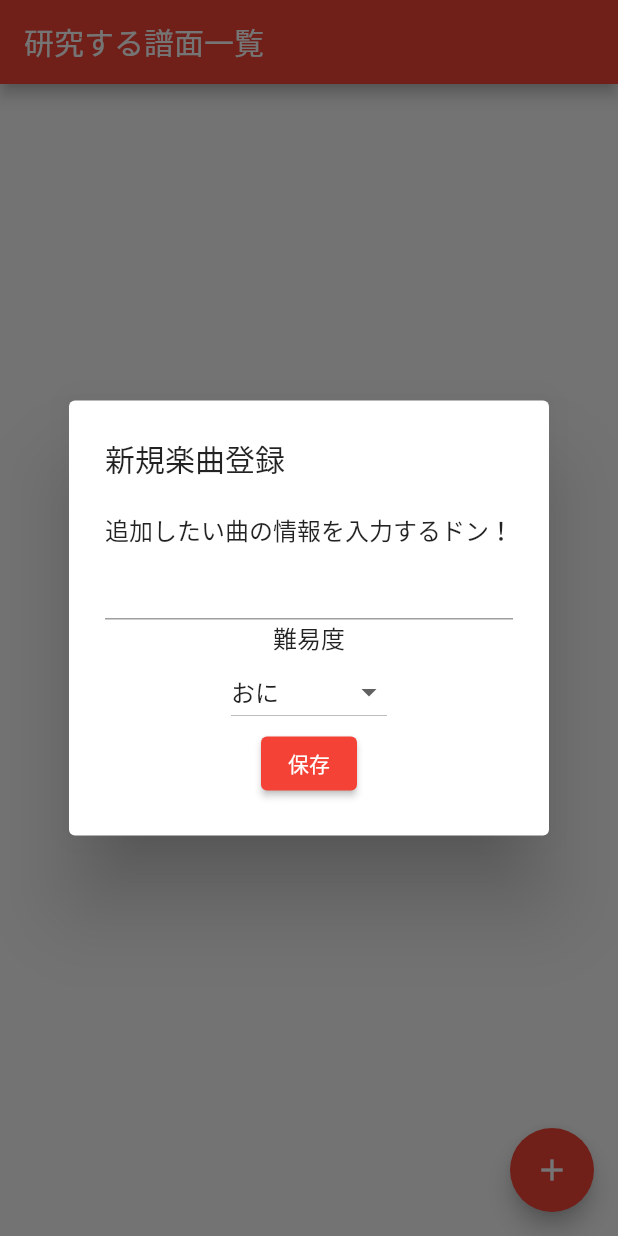
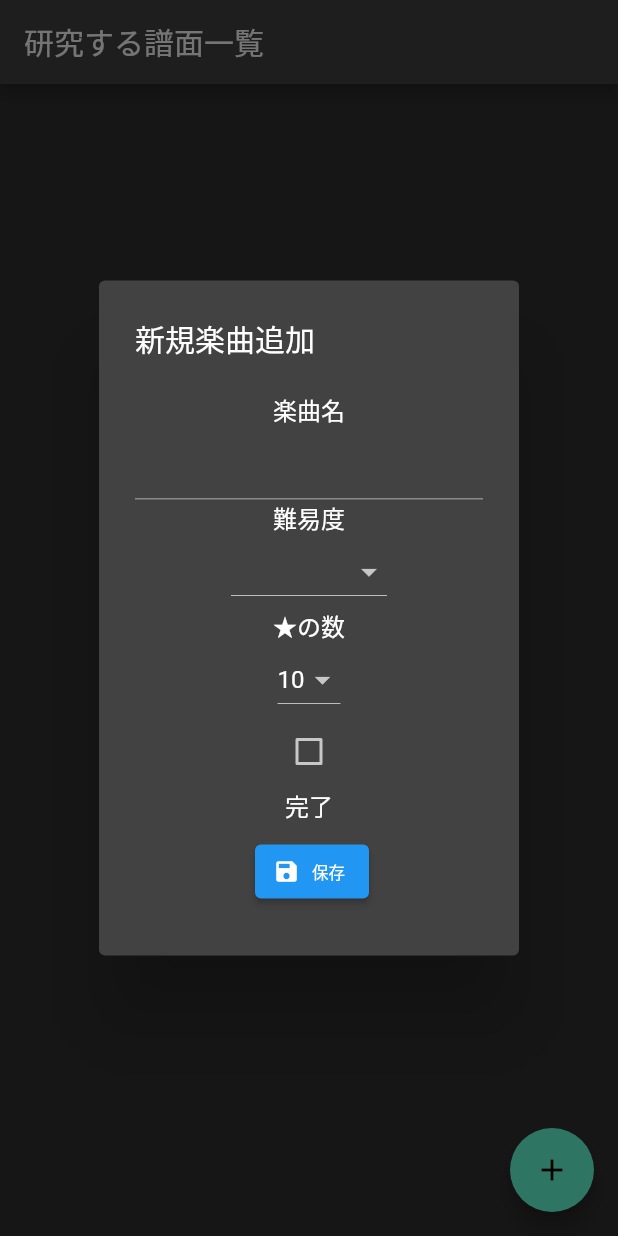
Before and after one commit to sasaki404/taiko_memo_flutter, a Flutter app: the screen it shows after launch, after a tap on the "add" icon, on a phone screen of 412 x 824 dp. Run offline on Flutter 3.47's test engine with Material 2 defaults, Android fonts, the phone set to English and light mode, and no system bars; our stand-ins replace sqflite; accounts and stored records are empty.

Commit message:
良の数を追加など

```diff
--- a/lib/db/memo.dart
+++ b/lib/db/memo.dart
@@ -3,6 +3,7 @@ import 'dart:async';
 import 'package:path/path.dart';
 import 'database_manager.dart';
 
+// entity
 class Memo {
   int? id;
   int musicId; // 外部キーmusic(id)
@@ -13,9 +14,16 @@ class Memo {
   int? maxCom; // 最大コンボ数
   int? rendaNum; // 連打数
 
-  // コンストラクタ
-  Memo({required this.id, required this.musicId, required this.text, this.ryoNum,
-        this.kaNum, this.fukaNum, this.maxCom, this.rendaNum});
+  // 名前付きコンストラクタ
+  Memo(
+      {required this.id,
+      required this.musicId,
+      required this.text,
+      this.ryoNum,
+      this.kaNum,
+      this.fukaNum,
+      this.maxCom,
+      this.rendaNum});
 
   // Map型のオブジェクトへ変換
   Map<String, Object?> toMap() {
@@ -50,7 +58,8 @@ class Memo {
   static Future<List<Memo>> getMemos(int musicId) async {
     final Database db = await DatabaseManager.getDatabase();
     final List<Map<String, dynamic>> maps = await db.query('memo',
-        columns: ["id", "musicId", "text"],
+        // カラム追加時はここもいじらんとあかん
+        columns: ["id", "musicId", "text", "ryoNum"],
         where: 'musicId = ?',
         whereArgs: [musicId]);
     return List.generate(maps.length, (i) {
@@ -62,8 +71,7 @@ class Memo {
           kaNum: maps[i]['kaNum'],
           fukaNum: maps[i]['fukaNum'],
           maxCom: maps[i]['maxCom'],
-        rendaNum: maps[i]['rendaNum']
-      );
+          rendaNum: maps[i]['rendaNum']);
     });
   }
 
--- a/lib/home_page.dart
+++ b/lib/home_page.dart
@@ -18,8 +18,19 @@ class _HomePageState extends State<HomePage> {
   String? _kind = "おに";
   var _selectedvalue;
 
+  void insertMusic(Music m) async {
+    Music _music = m;
+    await Music.insertMusic(_music);
+    final List<Music> musics = await Music.getMusics();
+    setState(() {
+      _musicList = musics;
+      _selectedvalue = null;
+    });
+    myController.clear();
+  }
+
   void updateMusic(Music m) async {
-    Music newMusic = Music(name: m.name, id: m.id, isFinished: m.isFinished);
+    Music newMusic = m;
     await Music.updateMusic(newMusic);
     final List<Music> musics = await Music.getMusics();
     setState(() {
@@ -70,11 +81,13 @@ class _HomePageState extends State<HomePage> {
                 return Card(
                   child: ListTile(
                     leading: Checkbox(
-                        value: _flag,
+                        value: _musicList[index].isFinished,
                         onChanged: (value) {
                           setState(() {
-                            _flag = !_flag;
+                            _musicList[index].isFinished =
+                                !_musicList[index].isFinished;
                           });
+                          Music.updateMusic(_musicList[index]);
                         }),
                     title: Text('${_musicList[index].name}'),
                     onTap: () {
@@ -97,7 +110,8 @@ class _HomePageState extends State<HomePage> {
                                 return HomePageEditDialog(
                                     music: _musicList[index],
                                     updateMusic: updateMusic,
-                                    deleteMusic: deleteMusic);
+                                    deleteMusic: deleteMusic,
+                                    insertMusic: insertMusic);
                               }).then((value) {
                             myController.clear();
                             setState(() {});
@@ -105,7 +119,6 @@ class _HomePageState extends State<HomePage> {
                         },
                         icon: const Icon(
                           Icons.edit,
-                          color: Colors.black,
                           size: 18,
                         ),
                       ),
@@ -126,55 +139,17 @@ class _HomePageState extends State<HomePage> {
             onPressed: () {
               showDialog(
                   context: context,
-                  builder: (_) => AlertDialog(
-                        title: Text("新規楽曲登録"),
-                        content: Column(
-                          mainAxisSize: MainAxisSize.min,
-                          children: <Widget>[
-                            Text('追加したい曲の情報を入力するドン！'),
-                            TextField(controller: myController),
-                            Text('難易度'),
-                            DropdownButton(
-                              items: const [
-                                DropdownMenuItem(
-                                    value: "おに", child: Text("おに")),
-                                DropdownMenuItem(
-                                    value: "おに裏", child: Text("おに裏")),
-                                DropdownMenuItem(
-                                    value: "むずかしい", child: Text("むずかしい")),
-                                DropdownMenuItem(
-                                    value: "ふつう", child: Text("ふつう")),
-                                DropdownMenuItem(
-                                    value: "かんたん", child: Text("かんたん")),
-                              ],
-                              value: _kind,
-                              onChanged: (String? value) {
-                                setState(() {
-                                  _kind = value;
-                                });
-                              },
-                            ),
-                            ElevatedButton(
-                              child: Text('保存'),
-                              onPressed: () async {
-                                Music _music = Music(
-                                    name: myController.text,
-                                    id: null,
-                                    isFinished: _flag);
-                                await Music.insertMusic(_music);
-                                final List<Music> musics =
-                                    await Music.getMusics();
-                                setState(() {
-                                  _musicList = musics;
-                                  _selectedvalue = null;
-                                });
-                                myController.clear();
-                                Navigator.pop(context);
-                              },
-                            ),
-                          ],
-                        ),
-                      ));
+                  builder: (context) {
+                    return HomePageEditDialog(
+                        music: new Music(id: null, name: '', isFinished: false),
+                        updateMusic: updateMusic,
+                        deleteMusic: deleteMusic,
+                        insertMusic: insertMusic);
+                  }).then((value) {
+                myController.clear();
+                setState(() {});
+              });
+              ;
             },
           ),
           const SizedBox(height: 20),
--- a/lib/home_page_edit_dialog.dart
+++ b/lib/home_page_edit_dialog.dart
@@ -5,11 +5,13 @@ class HomePageEditDialog extends StatefulWidget {
   final Music music;
   final Function(Music) updateMusic;
   final Function(int) deleteMusic;
+  final Function(Music) insertMusic;
   const HomePageEditDialog(
       {super.key,
       required this.music,
       required this.updateMusic,
-      required this.deleteMusic});
+      required this.deleteMusic,
+      required this.insertMusic});
   @override
   State<HomePageEditDialog> createState() => _HomePageEditDialogState();
 }
@@ -18,16 +20,36 @@ class _HomePageEditDialogState extends State<HomePageEditDialog> {
   bool _flag = false;
   late TextEditingController myController;
   String? _kind = "おに";
+  String? _count = "10";
+  final List<DropdownMenuItem<String>> countDropdownItems = [];
+  late TextEditingController _difficultyController;
 
   @override
   void initState() {
+    super.initState();
     myController = TextEditingController(text: widget.music.name);
+    _flag = widget.music.isFinished;
+    _kind = widget.music.kind;
+    _difficultyController =
+        TextEditingController(text: widget.music.difficulty);
+    _count =
+        (widget.music.count != null) ? widget.music.count.toString() : "10";
+    for (int i = 10; i > 0; i--) {
+      countDropdownItems.add(
+        DropdownMenuItem(
+          child: Text("$i"),
+          value: "$i",
+        ),
+      );
+    }
   }
 
   @override
   Widget build(BuildContext context) {
     return AlertDialog(
-        title: const Text("楽曲情報編集"),
+        title: (widget.music.id != null)
+            ? const Text("楽曲情報編集")
+            : const Text("新規楽曲追加"),
         // StatefulBuilderを使わないとドロップダウンが即時反映されない
         content: Column(mainAxisSize: MainAxisSize.min, children: <Widget>[
           const Text('楽曲名'),
@@ -48,6 +70,15 @@ class _HomePageEditDialogState extends State<HomePageEditDialog> {
               });
             },
           ),
+          const Text("★の数"),
+          DropdownButton(
+              items: countDropdownItems,
+              value: _count,
+              onChanged: (String? value) {
+                setState(() {
+                  _count = value;
+                });
+              }),
           Checkbox(
               value: _flag,
               onChanged: (value) {
@@ -69,16 +100,29 @@ class _HomePageEditDialogState extends State<HomePageEditDialog> {
                   size: 18,
                 ),
                 onPressed: () {
+                  if (widget.music.id != null) {
                     Music newMusic = Music(
                         name: myController.text,
                         id: widget.music.id,
+                        kind: _kind,
+                        count: int.parse(_count ?? ''),
                         isFinished: _flag);
                     widget.updateMusic(newMusic);
+                  } else {
+                    Music newMusic = Music(
+                        name: myController.text,
+                        id: null,
+                        kind: _kind,
+                        count: int.parse(_count ?? ''),
+                        isFinished: _flag);
+                    widget.insertMusic(newMusic);
+                  }
                   Navigator.pop(context);
                 },
               );
             }),
-            ElevatedButton.icon(
+            (widget.music.id != null)
+                ? ElevatedButton.icon(
                     label: const Text(
                       '削除',
                       style: TextStyle(fontSize: 11),
@@ -99,6 +143,7 @@ class _HomePageEditDialogState extends State<HomePageEditDialog> {
                                   child: const Text("はい"),
                                   onPressed: () {
                                     widget.deleteMusic(widget.music.id!);
+                                    Navigator.pop(context);
                                   },
                                 ),
                                 TextButton(
@@ -108,8 +153,11 @@ class _HomePageEditDialogState extends State<HomePageEditDialog> {
                                     })
                               ],
                             );
-                      });
-                }),
+                          }).then((value) => Navigator.pop(context));
+                    })
+                : const SizedBox(
+                    width: 60,
+                  ),
           ])
         ]));
   }
--- a/lib/main.dart
+++ b/lib/main.dart
@@ -12,9 +12,11 @@ class App extends StatelessWidget {
       debugShowCheckedModeBanner: false,
       title: 'Flutter Memo for Taiko Music',
       theme: ThemeData(
-        primarySwatch: Colors.red,
+        primarySwatch: Colors.green,
         visualDensity: VisualDensity.adaptivePlatformDensity,
       ),
+      darkTheme: ThemeData.dark(),
+      themeMode: ThemeMode.dark, // システム設定に依存する
       home: HomePage(),
     );
   }
```
Also changed, not shown: lib/music_page.dart (+31 -6 lines), 4 other files. Lines whose indentation alone changed are shown as unchanged.
